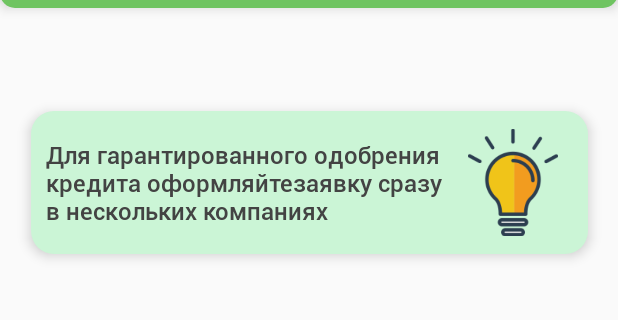
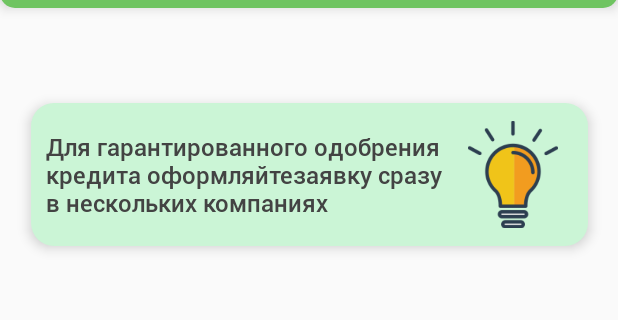
Before and after one commit to gowless/mgnovenniy-credit, an Android app: the screen it shows after launch (MainActivity), on a phone screen of 412 x 824 dp, the part 53-373 px from its top. Run offline under Robolectric (Android 15) with nearby library versions, the phone set to English and light mode, and no system bars; our stand-ins replace AdMob; libraries missing offline, so code that uses them is left out: com.adjust.sdk, com.onesignal; 12 statements that could not run were skipped.

Commit message:
alltime done app

```diff
--- a/app/src/main/java/com/mgnovenniycredit/activities/BeforeMainActivity.java
+++ b/app/src/main/java/com/mgnovenniycredit/activities/BeforeMainActivity.java
@@ -17,9 +17,6 @@ import com.mgnovenniycredit.R;
 
 
 public class BeforeMainActivity extends AppCompatActivity {
-
-    //info tab icon declaring
-    ImageView infoTabIcon;
 
     //text pls
     TextView textViewPls;
--- a/app/src/main/java/com/mgnovenniycredit/activities/CloakActivity.java
+++ b/app/src/main/java/com/mgnovenniycredit/activities/CloakActivity.java
@@ -29,9 +29,6 @@ public class CloakActivity extends AppCompatActivity {
 
     //text non-ithernet
     TextView textView;
-
-    //info tab icon declaring
-    ImageView infoTabIcon;
 
     //top text button
     TextView topTextCloak;
--- a/app/src/main/java/com/mgnovenniycredit/activities/SplashActivity.java
+++ b/app/src/main/java/com/mgnovenniycredit/activities/SplashActivity.java
@@ -180,7 +180,7 @@ public class SplashActivity extends AppCompatActivity {
                         break;
                 }
                 //open MainActivity
-                getCloak();
+                getBeforeMain();
             }
 
             @Override
--- a/app/src/main/java/com/mgnovenniycredit/adapters/AdapterCloak.java
+++ b/app/src/main/java/com/mgnovenniycredit/adapters/AdapterCloak.java
@@ -76,7 +76,8 @@ public class AdapterCloak extends RecyclerView.Adapter<AdapterCloak.ViewHolder>
         holder.firstCreditSum.setText(firstCreditSum + "₽");
         holder.percentRate.setText(percentRate + "%");
         holder.timeToGet.setText(dataList.get(position).getTimeSolution().getFrom().toString()+" минут");
-        holder.payLoanTime.setText("от " + dataList.get(position).getTerm().getFrom().toString() + " до " + dataList.get(position).getTerm().getTo().toString() +" дней");
+        //holder.payLoanTime.setText("от " + dataList.get(position).getTerm().getFrom().toString() + " до " + dataList.get(position).getTerm().getTo().toString() +" дней");
+        holder.payLoanTime.setText(dataList.get(position).getTerm().getFrom().toString() + " - " + dataList.get(position).getTerm().getTo().toString()+ " дней");
         holder.nextCreditSum.setText(dataList.get(position).getAmount().getTo().toString()+"₽");
         //setting image holder with glide
         Glide.with(context)
--- a/app/src/main/java/com/mgnovenniycredit/adapters/NonCategoriesAllAdapter.java
+++ b/app/src/main/java/com/mgnovenniycredit/adapters/NonCategoriesAllAdapter.java
@@ -99,7 +99,8 @@ public class NonCategoriesAllAdapter extends RecyclerView.Adapter<NonCategoriesA
         holder.firstCreditSum.setText(firstCreditSum + "₽");
         holder.percentRate.setText(percentRate + "%");
         holder.timeToGet.setText(dataList.get(position).getTimeSolution().getFrom().toString()+" минут");
-        holder.payLoanTime.setText("от " + dataList.get(position).getTerm().getFrom().toString() + " до " + dataList.get(position).getTerm().getTo().toString() +" дней");
+        //holder.payLoanTime.setText("от " + dataList.get(position).getTerm().getFrom().toString() + " до " + dataList.get(position).getTerm().getTo().toString() +" дней");
+        holder.payLoanTime.setText(dataList.get(position).getTerm().getFrom().toString() + " - " + dataList.get(position).getTerm().getTo().toString()+ " дней");
         holder.nextCreditSum.setText(dataList.get(position).getAmount().getTo().toString()+"₽");
 
 
--- a/app/src/main/java/com/mgnovenniycredit/adapters/RecyclerAdapterWithBadList.java
+++ b/app/src/main/java/com/mgnovenniycredit/adapters/RecyclerAdapterWithBadList.java
@@ -87,7 +87,8 @@ public class RecyclerAdapterWithBadList extends RecyclerView.Adapter<RecyclerAda
         holder.firstCreditSum.setText(firstCreditSum + "₽");
         holder.percentRate.setText(percentRate + "%");
         holder.timeToGet.setText(dataList.get(position).getTimeSolution().getFrom().toString()+" минут");
-        holder.payLoanTime.setText("от " + dataList.get(position).getTerm().getFrom().toString() + " до " + dataList.get(position).getTerm().getTo().toString() +" дней");
+      //  holder.payLoanTime.setText("от " + dataList.get(position).getTerm().getFrom().toString() + " до " + dataList.get(position).getTerm().getTo().toString() +" дней");
+        holder.payLoanTime.setText(dataList.get(position).getTerm().getFrom().toString() + " - " + dataList.get(position).getTerm().getTo().toString()+ " дней");
         holder.nextCreditSum.setText(dataList.get(position).getAmount().getTo().toString()+"₽");
 
 
--- a/app/src/main/java/com/mgnovenniycredit/adapters/RecyclerAdapterWithZeroList.java
+++ b/app/src/main/java/com/mgnovenniycredit/adapters/RecyclerAdapterWithZeroList.java
@@ -88,7 +88,8 @@ public class  RecyclerAdapterWithZeroList extends RecyclerView.Adapter< Recycler
         holder.firstCreditSum.setText(firstCreditSum + "₽");
         holder.percentRate.setText(percentRate + "%");
         holder.timeToGet.setText(dataList.get(position).getTimeSolution().getFrom().toString()+" минут");
-        holder.payLoanTime.setText("от " + dataList.get(position).getTerm().getFrom().toString() + " до " + dataList.get(position).getTerm().getTo().toString() +" дней");
+      //  holder.payLoanTime.setText("от " + dataList.get(position).getTerm().getFrom().toString() + " до " + dataList.get(position).getTerm().getTo().toString() +" дней");
+        holder.payLoanTime.setText(dataList.get(position).getTerm().getFrom().toString() + " - " + dataList.get(position).getTerm().getTo().toString()+ " дней");
         holder.nextCreditSum.setText(dataList.get(position).getAmount().getTo().toString()+"₽");
 
 
--- /dev/null
+++ b/app/src/main/res/layout-v21/activity_main.xml
@@ -0,0 +1,196 @@
+<?xml version="1.0" encoding="utf-8"?>
+<androidx.constraintlayout.widget.ConstraintLayout xmlns:android="http://schemas.android.com/apk/res/android"
+    xmlns:app="http://schemas.android.com/apk/res-auto"
+    xmlns:tools="http://schemas.android.com/tools"
+    android:layout_width="match_parent"
+    android:layout_height="match_parent">
+
+    <ProgressBar
+        android:id="@+id/progressBar"
+        android:layout_width="wrap_content"
+        android:layout_height="wrap_content"
+        android:indeterminate="true"
+        app:layout_constraintBottom_toBottomOf="parent"
+        app:layout_constraintEnd_toEndOf="parent"
+        app:layout_constraintStart_toStartOf="parent"
+        app:layout_constraintTop_toTopOf="parent" />
+
+    <androidx.constraintlayout.widget.ConstraintLayout
+        android:id="@+id/constraintLayout2"
+        android:layout_width="wrap_content"
+        android:layout_height="wrap_content"
+        app:layout_constraintBottom_toBottomOf="parent"
+        app:layout_constraintEnd_toEndOf="parent"
+        app:layout_constraintStart_toStartOf="parent"
+        app:layout_constraintTop_toTopOf="parent">
+
+        <TextView
+            android:id="@+id/text_pls"
+            android:layout_width="wrap_content"
+            android:layout_height="wrap_content"
+            android:fontFamily="@font/roboto_medium"
+            android:text="@string/pls"
+            android:textColor="#434343"
+            android:textSize="16sp"
+            android:visibility="invisible"
+            app:layout_constraintEnd_toEndOf="parent"
+            app:layout_constraintStart_toStartOf="parent"
+            app:layout_constraintTop_toBottomOf="@+id/text_non_Ithernet" />
+
+        <TextView
+            android:id="@+id/text_non_Ithernet"
+            android:layout_width="wrap_content"
+            android:layout_height="wrap_content"
+            android:layout_marginTop="32dp"
+            android:fontFamily="@font/roboto_medium"
+            android:gravity="center"
+            android:text="@string/non_inet"
+            android:textColor="#434343"
+            android:textSize="16sp"
+            android:visibility="invisible"
+            app:layout_constraintEnd_toEndOf="parent"
+            app:layout_constraintStart_toStartOf="parent"
+            app:layout_constraintTop_toBottomOf="@+id/non_Ithernet" />
+
+        <ImageView
+            android:id="@+id/non_Ithernet"
+            android:layout_width="200dp"
+            android:layout_height="200dp"
+            android:visibility="invisible"
+            app:layout_constraintEnd_toEndOf="parent"
+            app:layout_constraintStart_toStartOf="parent"
+            app:layout_constraintTop_toTopOf="parent"
+            app:srcCompat="@drawable/non_ethernet" />
+    </androidx.constraintlayout.widget.ConstraintLayout>
+
+    <androidx.constraintlayout.widget.ConstraintLayout
+        android:id="@+id/topConstraint"
+        android:layout_width="0dp"
+        android:layout_height="wrap_content"
+        android:background="@drawable/top_name_selector"
+        android:clickable="true"
+        android:elevation="5dp"
+        android:focusable="true"
+        android:paddingTop="5dp"
+        android:paddingBottom="5dp"
+        app:layout_constraintEnd_toEndOf="parent"
+        app:layout_constraintStart_toStartOf="parent"
+        app:layout_constraintTop_toTopOf="parent">
+
+        <TextView
+            android:id="@+id/textView"
+            android:layout_width="wrap_content"
+            android:layout_height="wrap_content"
+            android:fontFamily="@font/cyrvetica_extra_bold"
+            android:gravity="center|center_vertical"
+            android:text="@string/app_naim"
+            android:textColor="#fff"
+            android:textSize="25sp"
+            app:layout_constraintBottom_toBottomOf="parent"
+            app:layout_constraintEnd_toEndOf="parent"
+            app:layout_constraintStart_toStartOf="parent"
+            app:layout_constraintTop_toTopOf="parent" />
+    </androidx.constraintlayout.widget.ConstraintLayout>
+
+    <androidx.constraintlayout.widget.ConstraintLayout
+        android:elevation="5dp"
+        android:id="@+id/constraintLayout"
+        android:layout_width="0dp"
+        android:layout_height="wrap_content"
+        android:layout_marginTop="5dp"
+        app:layout_constraintEnd_toEndOf="parent"
+        app:layout_constraintStart_toStartOf="parent"
+        app:layout_constraintTop_toBottomOf="@+id/topConstraint">
+
+        <com.google.android.material.tabs.TabLayout
+            android:id="@+id/tabs_layout"
+            android:layout_width="match_parent"
+            android:layout_height="wrap_content"
+            android:layout_marginStart="10dp"
+            android:layout_marginLeft="10dp"
+            android:layout_marginEnd="10dp"
+            android:layout_marginRight="10dp"
+            app:layout_constraintEnd_toEndOf="parent"
+            app:layout_constraintStart_toStartOf="parent"
+            app:layout_constraintTop_toTopOf="parent"
+            app:tabBackground="@drawable/tab_background_unselected"
+            app:tabIndicator="@drawable/bg_main_container"
+            app:tabIndicatorColor="#76d078"
+            app:tabIndicatorHeight="48dp"
+            app:tabRippleColor="@android:color/transparent"
+            app:tabSelectedTextColor="#333333"
+            app:tabTextColor="#313131">
+
+            <com.google.android.material.tabs.TabItem
+                android:layout_width="wrap_content"
+                android:layout_height="wrap_content"
+                android:text="Tab2" />
+
+            <com.google.android.material.tabs.TabItem
+                android:layout_width="wrap_content"
+                android:layout_height="wrap_content"
+                android:text="Tab3" />
+
+            <com.google.android.material.tabs.TabItem
+                android:layout_width="wrap_content"
+                android:layout_height="wrap_content"
+                android:text="Tab4" />
+        </com.google.android.material.tabs.TabLayout>
+    </androidx.constraintlayout.widget.ConstraintLayout>
+
+    <androidx.constraintlayout.widget.ConstraintLayout
+        android:id="@+id/topAlert"
+        android:layout_width="371dp"
+        android:layout_height="wrap_content"
+        android:layout_marginTop="10dp"
+        android:background="@drawable/bg_alert"
+        android:elevation="5dp"
+        android:paddingLeft="10dp"
+        android:paddingTop="10dp"
+        android:paddingRight="10dp"
+        android:paddingBottom="10dp"
+        app:layout_constraintEnd_toEndOf="parent"
+        app:layout_constraintStart_toStartOf="parent"
+        app:layout_constraintTop_toBottomOf="@+id/constraintLayout">
+
+        <TextView
+            android:id="@+id/textView2"
+            android:layout_width="0dp"
+            android:layout_height="wrap_content"
+            android:fontFamily="@font/roboto_medium"
+            android:gravity="left|center_vertical"
+            android:text="@string/top_notif_text"
+            android:textColor="#434343"
+            android:textSize="16sp"
+            app:layout_constraintBottom_toBottomOf="parent"
+            app:layout_constraintEnd_toStartOf="@+id/guideline"
+            app:layout_constraintStart_toStartOf="parent"
+            app:layout_constraintTop_toTopOf="parent" />
+
+        <ImageView
+            android:id="@+id/imageView"
+            android:layout_width="60dp"
+            android:layout_height="75dp"
+            app:layout_constraintBottom_toBottomOf="parent"
+            app:layout_constraintEnd_toEndOf="parent"
+            app:layout_constraintStart_toStartOf="@+id/guideline"
+            app:layout_constraintTop_toTopOf="parent"
+            app:srcCompat="@drawable/top_alert_icon" />
+
+        <androidx.constraintlayout.widget.Guideline
+            android:id="@+id/guideline"
+            android:layout_width="wrap_content"
+            android:layout_height="wrap_content"
+            android:orientation="vertical"
+            app:layout_constraintGuide_end="80dp" />
+    </androidx.constraintlayout.widget.ConstraintLayout>
+
+    <androidx.viewpager.widget.ViewPager
+        android:id="@+id/viewPager"
+        android:layout_width="0dp"
+        android:layout_height="0dp"
+        app:layout_constraintBottom_toBottomOf="parent"
+        app:layout_constraintEnd_toEndOf="parent"
+        app:layout_constraintStart_toStartOf="parent"
+        app:layout_constraintTop_toBottomOf="@+id/topAlert" />
+</androidx.constraintlayout.widget.ConstraintLayout>
```
